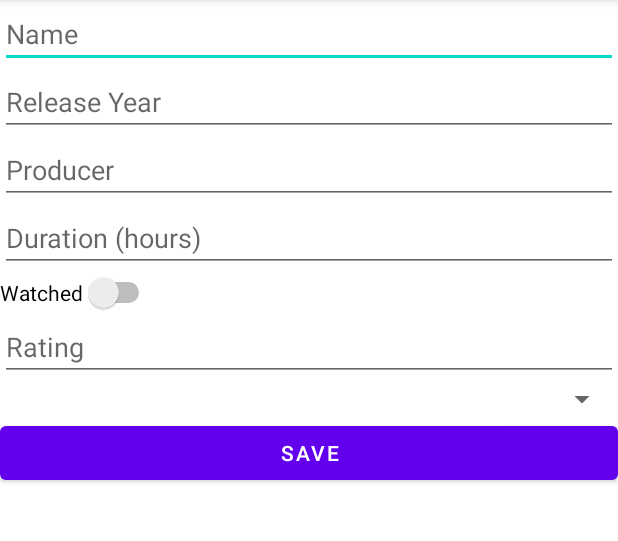
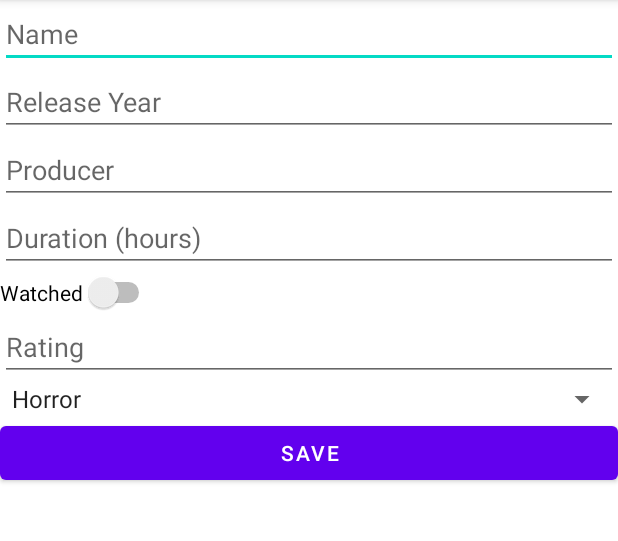
Before and after one commit to leticia-moreno/MoviesManager, an Android app: the MovieActivity screen opened directly, with no data from a screen before it, on a phone screen of 412 x 824 dp, the part 84-625 px from its top. Run offline under Robolectric (Android 15) with nearby library versions, the light colour scheme and no system bars.

Commit message:
gradle fix, arrays fix, extra file delete

```diff
--- a/app/build.gradle
+++ b/app/build.gradle
@@ -37,7 +37,6 @@
 
 dependencies {
 
-    implementation 'androidx.core:core-ktx:1.7.0'
     implementation 'androidx.appcompat:appcompat:1.5.1'
     implementation 'com.google.android.material:material:1.7.0'
     implementation 'androidx.constraintlayout:constraintlayout:2.1.4'
--- a/app/src/main/java/com/leticia/moviesmanager/MainActivity.kt
+++ /dev/null
@@ -1,11 +0,0 @@
-package com.leticia.moviesmanager
-
-import androidx.appcompat.app.AppCompatActivity
-import android.os.Bundle
-
-class MainActivity : AppCompatActivity() {
-    override fun onCreate(savedInstanceState: Bundle?) {
-        super.onCreate(savedInstanceState)
-        setContentView(R.layout.activity_main)
-    }
-}
--- a/app/src/main/res/values/arrays.xml
+++ b/app/src/main/res/values/arrays.xml
@@ -1,4 +1,14 @@
 <?xml version="1.0" encoding="utf-8"?>
 <resources>
-    <string-array name="genre">Genre</string-array>
+    <string-array name="genre">
+        <item>Horror</item>
+        <item>Comedy</item>
+        <item>Action</item>
+        <item>Drama</item>
+        <item>Romance</item>
+        <item>Animated</item>
+        <item>Documentary</item>
+        <item>Fiction</item>
+        <item>Thriller</item>
+    </string-array>
 </resources>
```
